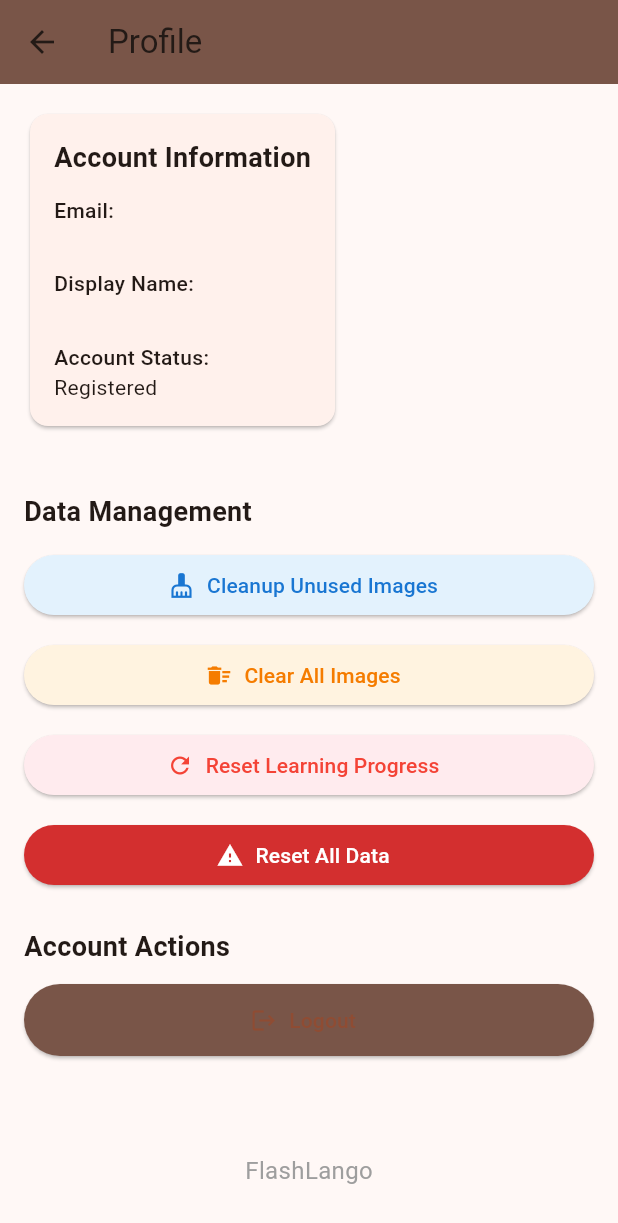
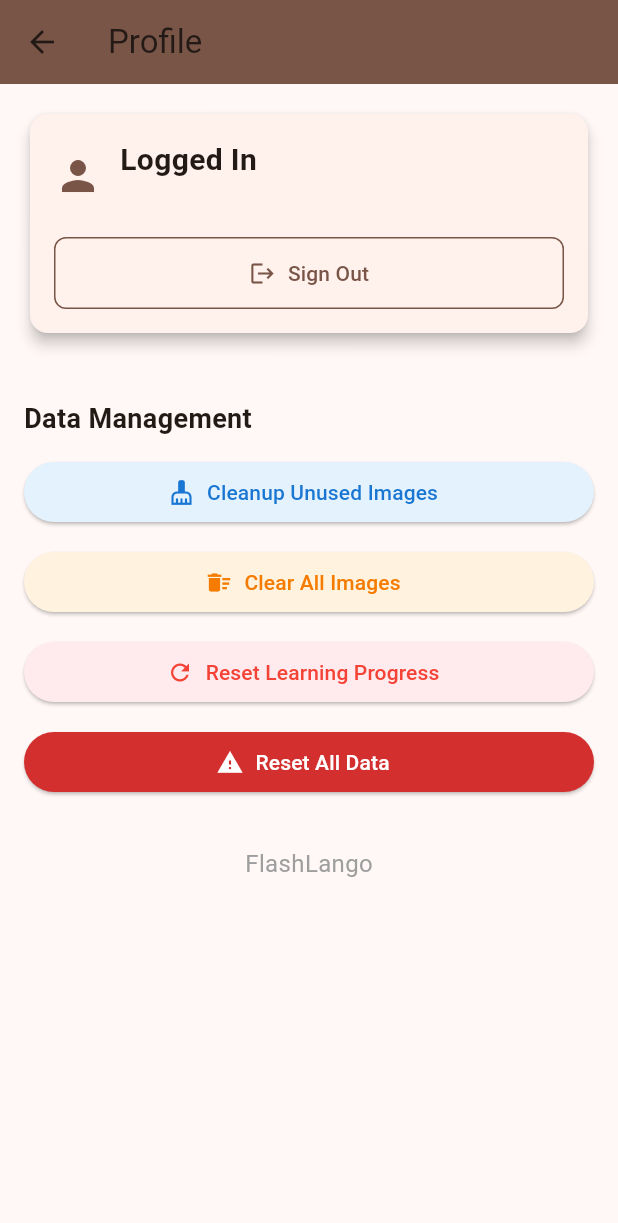
Before and after one commit to AmonBrollo/FlashLingo, a Flutter app: the ProfileScreen screen opened directly, on a phone screen of 412 x 824 dp. Shown: the top 1223 px of the screen. Run offline on Flutter 3.47's test engine with Material 3 defaults, Android fonts, the phone set to English and light mode, and no system bars; our stand-ins replace cloud_firestore, firebase_auth, firebase_core, image_picker, shared_preferences; accounts and stored records are empty.

Commit message:
📜 Added a sign in and a sign out button on profile screen.

```diff
--- a/lib/screens/profile_screen.dart
+++ b/lib/screens/profile_screen.dart
@@ -36,12 +36,30 @@ class _ProfileScreenState extends State<ProfileScreen> {
   }
 
   Future<void> _logout(BuildContext context) async {
+    final confirmed = await showDialog<bool>(
+      context: context,
+      builder: (context) => AlertDialog(
+        title: const Text('Logout'),
+        content: const Text('Are you sure you want to logout?'),
+        actions: [
+          TextButton(
+            onPressed: () => Navigator.pop(context, false),
+            child: const Text('Cancel'),
+          ),
+          TextButton(
+            onPressed: () => Navigator.pop(context, true),
+            style: TextButton.styleFrom(foregroundColor: Colors.brown),
+            child: const Text('Logout'),
+          ),
+        ],
+      ),
+    );
+
+    if (confirmed != true) return;
+
     setState(() => _isLoading = true);
 
     try {
-      // Clear local data (but don't force clear - let it sync on next login)
-      // await AppInitializationService.clearLocalData(); // Commented out to maintain offline access
-
       // Sign out from Firebase
       await FirebaseAuth.instance.signOut();
 
@@ -191,13 +209,8 @@ class _ProfileScreenState extends State<ProfileScreen> {
       setState(() => _isLoading = true);
 
       try {
-        // Clear all local data (progress, preferences)
         await AppInitializationService.clearLocalData();
-
-        // Clear all images
         await LocalImageService.clearAllImages();
-
-        // Refresh storage stats
         await _loadStorageStats();
 
         if (mounted) {
@@ -209,7 +222,6 @@ class _ProfileScreenState extends State<ProfileScreen> {
             ),
           );
 
-          // Navigate back to language selection after a brief delay
           Future.delayed(const Duration(seconds: 2), () {
             if (mounted) {
               Navigator.pushNamedAndRemoveUntil(context, '/', (route) => false);
@@ -273,7 +285,7 @@ class _ProfileScreenState extends State<ProfileScreen> {
 
       try {
         await LocalImageService.clearAllImages();
-        await _loadStorageStats(); // Refresh stats
+        await _loadStorageStats();
 
         if (mounted) {
           ScaffoldMessenger.of(context).showSnackBar(
@@ -305,7 +317,7 @@ class _ProfileScreenState extends State<ProfileScreen> {
 
     try {
       await LocalImageService.cleanupOrphanedImages();
-      await _loadStorageStats(); // Refresh stats
+      await _loadStorageStats();
 
       if (mounted) {
         ScaffoldMessenger.of(context).showSnackBar(
@@ -343,50 +355,127 @@ class _ProfileScreenState extends State<ProfileScreen> {
       ),
       body: _isLoading
           ? const Center(child: CircularProgressIndicator())
-          : Padding(
+          : SingleChildScrollView(
               padding: const EdgeInsets.all(16.0),
               child: Column(
                 crossAxisAlignment: CrossAxisAlignment.start,
                 children: [
-                  // Account Information Card
+                  // Account Information Card with Auth Button
                   Card(
+                    elevation: 4,
                     child: Padding(
                       padding: const EdgeInsets.all(16.0),
                       child: Column(
                         crossAxisAlignment: CrossAxisAlignment.start,
                         children: [
-                          const Text(
-                            'Account Information',
-                            style: TextStyle(
-                              fontSize: 18,
+                          Row(
+                            children: [
+                              Icon(
+                                isAnonymous
+                                    ? Icons.person_outline
+                                    : Icons.person,
+                                size: 32,
+                                color: Colors.brown,
+                              ),
+                              const SizedBox(width: 12),
+                              Expanded(
+                                child: Column(
+                                  crossAxisAlignment: CrossAxisAlignment.start,
+                                  children: [
+                                    Text(
+                                      isAnonymous
+                                          ? 'Anonymous User'
+                                          : 'Logged In',
+                                      style: const TextStyle(
+                                        fontSize: 20,
                                         fontWeight: FontWeight.bold,
                                       ),
                                     ),
+                                    if (!isAnonymous && user?.email != null)
+                                      Text(
+                                        user!.email!,
+                                        style: TextStyle(
+                                          fontSize: 14,
+                                          color: Colors.grey[600],
+                                        ),
+                                      ),
+                                  ],
+                                ),
+                              ),
+                            ],
+                          ),
+                          const SizedBox(height: 16),
+
+                          // Prominent Auth Button
+                          SizedBox(
+                            width: double.infinity,
+                            child: isAnonymous
+                                ? ElevatedButton.icon(
+                                    onPressed: () => _login(context),
+                                    icon: const Icon(Icons.login),
+                                    label: const Text(
+                                      'Sign In to Save Progress',
+                                    ),
+                                    style: ElevatedButton.styleFrom(
+                                      backgroundColor: Colors.brown,
+                                      foregroundColor: Colors.white,
+                                      padding: const EdgeInsets.symmetric(
+                                        vertical: 14,
+                                      ),
+                                      shape: RoundedRectangleBorder(
+                                        borderRadius: BorderRadius.circular(8),
+                                      ),
+                                    ),
+                                  )
+                                : OutlinedButton.icon(
+                                    onPressed: () => _logout(context),
+                                    icon: const Icon(Icons.logout),
+                                    label: const Text('Sign Out'),
+                                    style: OutlinedButton.styleFrom(
+                                      foregroundColor: Colors.brown,
+                                      side: const BorderSide(
+                                        color: Colors.brown,
+                                      ),
+                                      padding: const EdgeInsets.symmetric(
+                                        vertical: 14,
+                                      ),
+                                      shape: RoundedRectangleBorder(
+                                        borderRadius: BorderRadius.circular(8),
+                                      ),
+                                    ),
+                                  ),
+                          ),
+
+                          // Info message for anonymous users
+                          if (isAnonymous) ...[
                             const SizedBox(height: 12),
-                          if (user != null) ...[
-                            if (user.email != null) ...[
-                              const Text(
-                                'Email:',
-                                style: TextStyle(fontWeight: FontWeight.w500),
+                            Container(
+                              padding: const EdgeInsets.all(12),
+                              decoration: BoxDecoration(
+                                color: Colors.blue[50],
+                                borderRadius: BorderRadius.circular(8),
+                                border: Border.all(color: Colors.blue[200]!),
                               ),
-                              Text(user.email!),
-                              const SizedBox(height: 8),
+                              child: Row(
+                                children: [
+                                  Icon(
+                                    Icons.info_outline,
+                                    size: 20,
+                                    color: Colors.blue[700],
+                                  ),
+                                  const SizedBox(width: 8),
+                                  Expanded(
+                                    child: Text(
+                                      'Sign in to sync your progress across devices',
+                                      style: TextStyle(
+                                        fontSize: 12,
+                                        color: Colors.blue[900],
+                                      ),
+                                    ),
+                                  ),
                                 ],
-                            if (user.displayName != null) ...[
-                              const Text(
-                                'Display Name:',
-                                style: TextStyle(fontWeight: FontWeight.w500),
                               ),
-                              Text(user.displayName!),
-                              const SizedBox(height: 8),
-                            ],
-                            const Text(
-                              'Account Status:',
-                              style: TextStyle(fontWeight: FontWeight.w500),
                             ),
-                            Text(user.isAnonymous ? 'Anonymous' : 'Registered'),
-                          ] else ...[
-                            const Text('No user information available'),
                           ],
                         ],
                       ),
@@ -438,7 +527,7 @@ class _ProfileScreenState extends State<ProfileScreen> {
                   ),
                   const SizedBox(height: 12),
 
-                  // Image Management Actions (available to all users)
+                  // Image Management Actions
                   SizedBox(
                     width: double.infinity,
                     child: ElevatedButton.icon(
@@ -467,7 +556,7 @@ class _ProfileScreenState extends State<ProfileScreen> {
                   ),
                   const SizedBox(height: 12),
 
-                  // Progress Reset (available to all users)
+                  // Progress Reset
                   SizedBox(
                     width: double.infinity,
                     child: ElevatedButton.icon(
@@ -482,7 +571,7 @@ class _ProfileScreenState extends State<ProfileScreen> {
                   ),
                   const SizedBox(height: 12),
 
-                  // Reset All Data - Most destructive action (available to all users)
+                  // Reset All Data
                   SizedBox(
                     width: double.infinity,
                     child: ElevatedButton.icon(
@@ -495,39 +584,8 @@ class _ProfileScreenState extends State<ProfileScreen> {
                       ),
                     ),
                   ),
-                  const SizedBox(height: 24),
 
-                  const Text(
-                    'Account Actions',
-                    style: TextStyle(fontSize: 18, fontWeight: FontWeight.bold),
-                  ),
-                  const SizedBox(height: 12),
-
-                  // Login/Logout
-                  SizedBox(
-                    width: double.infinity,
-                    child: isAnonymous
-                        ? ElevatedButton.icon(
-                            onPressed: () => _login(context),
-                            icon: const Icon(Icons.login),
-                            label: const Text('Login'),
-                            style: ElevatedButton.styleFrom(
-                              backgroundColor: Colors.brown,
-                              minimumSize: const Size(150, 48),
-                            ),
-                          )
-                        : ElevatedButton.icon(
-                            onPressed: () => _logout(context),
-                            icon: const Icon(Icons.logout),
-                            label: const Text('Logout'),
-                            style: ElevatedButton.styleFrom(
-                              backgroundColor: Colors.brown,
-                              minimumSize: const Size(150, 48),
-                            ),
-                          ),
-                  ),
-
-                  const Spacer(),
+                  const SizedBox(height: 32),
                   const Center(
                     child: Text(
                       'FlashLango',
```
Lines whose indentation alone changed are shown as unchanged.
